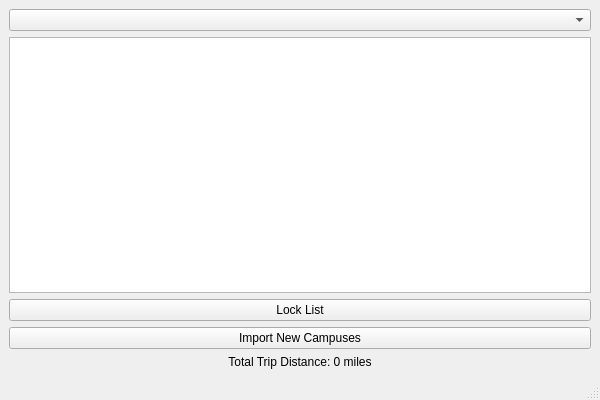
The window that mainwindow.ui (GarronGrim/College-Touring) describes before a commit, drawn with Qt 5.
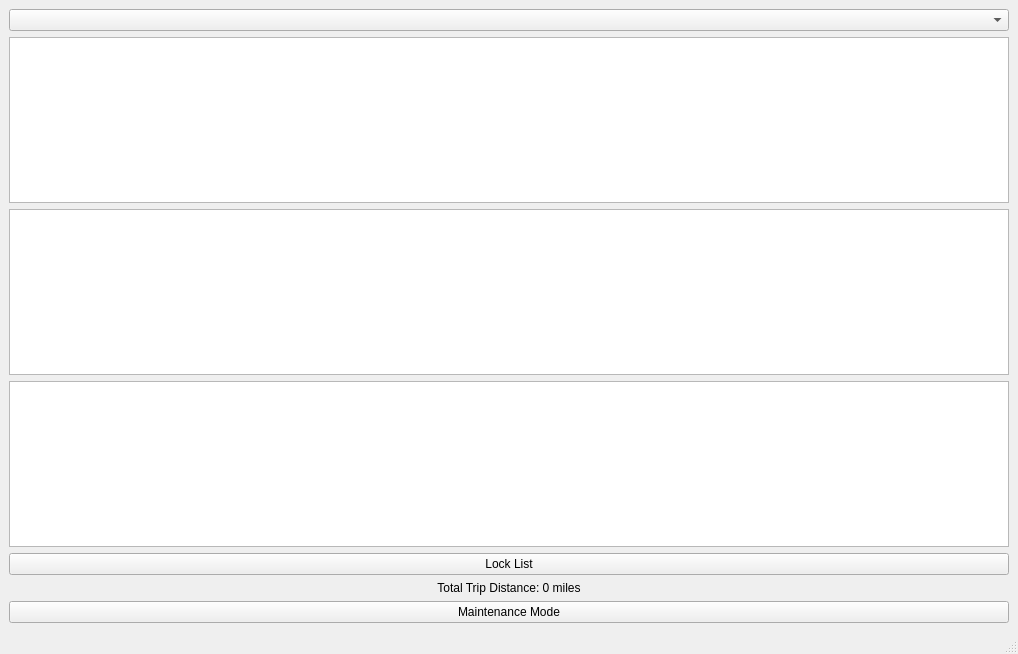
The same window after the commit.

The edit to the form file:
```diff
--- a/mainwindow.ui
+++ b/mainwindow.ui
@@ -6,8 +6,8 @@
    <rect>
     <x>0</x>
     <y>0</y>
-    <width>600</width>
-    <height>400</height>
+    <width>1018</width>
+    <height>654</height>
    </rect>
   </property>
   <property name="windowTitle">
@@ -29,6 +29,12 @@
       </property>
      </widget>
     </item>
+    <item>
+     <widget class="QListWidget" name="listWidgetSouvenirs"/>
+    </item>
+    <item>
+     <widget class="QListView" name="cartView"/>
+    </item>
     <item>
      <widget class="QPushButton" name="lockButton">
       <property name="text">
@@ -36,29 +42,52 @@
       </property>
      </widget>
     </item>
-    <item>
-     <widget class="QPushButton" name="importButton">
-      <property name="text">
-       <string>Import New Campuses</string>
-      </property>
-      <property name="toolTip">
-       <string>Import new campus distances from CSV</string>
-      </property>
-     </widget>
-    </item>
     <item>
      <widget class="QLabel" name="labelTotalDistance">
       <property name="text">
        <string>Total Trip Distance: 0 miles</string>
       </property>
       <property name="alignment">
-       <set>Qt::AlignCenter</set>
+       <set>Qt::AlignmentFlag::AlignCenter</set>
+      </property>
+     </widget>
+    </item>
+    <item>
+     <widget class="QPushButton" name="maintenanceButton">
+      <property name="minimumSize">
+       <size>
+        <width>839</width>
+        <height>0</height>
+       </size>
+      </property>
+      <property name="font">
+       <font>
+        <bold>false</bold>
+       </font>
+      </property>
+      <property name="acceptDrops">
+       <bool>false</bool>
+      </property>
+      <property name="text">
+       <string>Maintenance Mode</string>
+      </property>
+      <property name="iconSize">
+       <size>
+        <width>10</width>
+        <height>10</height>
+       </size>
       </property>
      </widget>
     </item>
    </layout>
   </widget>
-  <widget class="QStatusBar" name="statusbar"/>
+  <widget class="QStatusBar" name="statusBar">
+   <property name="font">
+    <font>
+     <bold>true</bold>
+    </font>
+   </property>
+  </widget>
  </widget>
  <resources/>
  <connections/>
```
